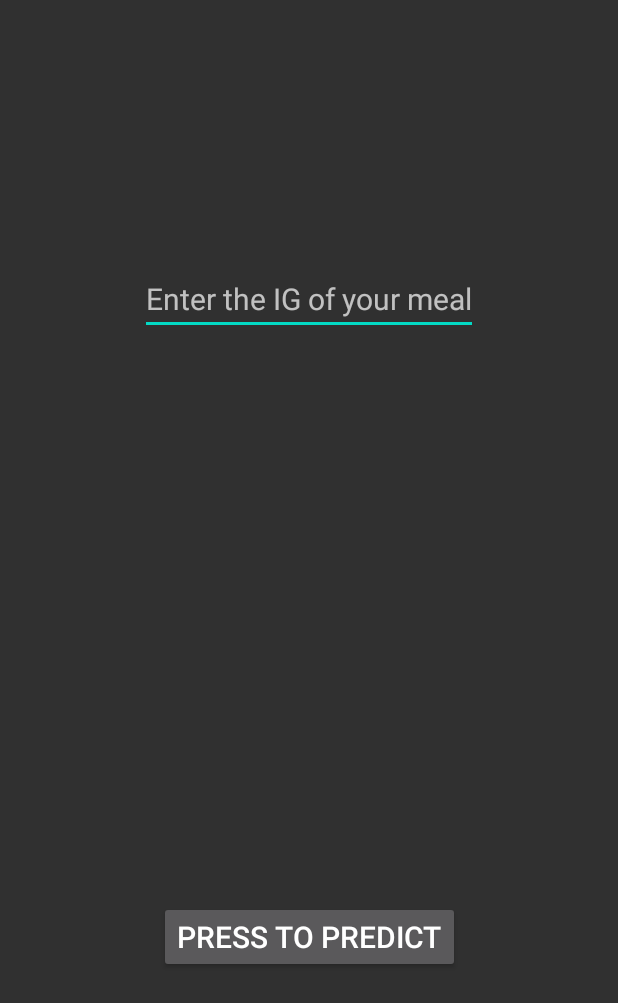
After one commit to cbeniddir/InsuBete_ML, an Android app: the PredictActivity screen opened directly, with no data from a screen before it, on a phone screen of 412 x 824 dp. The commit adds this screen. Shown: the top 1003 px of the screen. Run offline under Robolectric (Android 15) with nearby library versions, the phone set to English and light mode, and no system bars; libraries missing offline, so code that uses them is left out: org.tensorflow.contrib; 1 statement that could not run was skipped.

Commit message:
link prediction

```diff
--- a/app/build.gradle
+++ b/app/build.gradle
@@ -37,4 +37,5 @@ dependencies {
     implementation 'net.sourceforge.jexcelapi:jxl:2.6.12'
     implementation 'com.loopj.android:android-async-http:1.4.10'
     implementation 'com.squareup.picasso:picasso:2.71828'
+    implementation 'org.tensorflow:tensorflow-android:1.13.1'
 }
--- a/app/src/main/AndroidManifest.xml
+++ b/app/src/main/AndroidManifest.xml
@@ -30,6 +30,7 @@
             <activity android:name=".ClarifaiActivity"></activity>
             <activity android:name=".ManualActivity"></activity>
             <activity android:name=".QuantityActivity"></activity>
+            <activity android:name=".PredictActivity"></activity>
 
 
             <provider
--- a/app/src/main/java/com/example/insubete_ml/ClarifaiActivity.java
+++ b/app/src/main/java/com/example/insubete_ml/ClarifaiActivity.java
@@ -74,9 +74,10 @@ public class ClarifaiActivity extends AppCompatActivity {
             //Make prediction for each image in parameters
             for (File image : images) {
                 bitmap = BitmapFactory.decodeFile(image.getPath());
-                Model<Concept> generalModel = client.getDefaultModels().generalModel();
+                Model<Concept> generalModel = client.getDefaultModels().foodModel();
                 PredictRequest<Concept> request = generalModel.predict().withInputs(
-                        ClarifaiInput.forImage(image)
+                        ClarifaiInput.forImage("https://samples.clarifai.com/food.jpg")
+
                 );
                 List<ClarifaiOutput<Concept>> result = request.executeSync().get();
 
--- /dev/null
+++ b/app/src/main/java/com/example/insubete_ml/PredictActivity.java
@@ -0,0 +1,61 @@
+package com.example.insubete_ml;
+
+import android.os.Bundle;
+import android.view.View;
+import android.widget.EditText;
+import android.widget.TextView;
+
+import androidx.appcompat.app.AppCompatActivity;
+import org.tensorflow.contrib.android.TensorFlowInferenceInterface;
+
+import java.math.RoundingMode;
+import java.text.DecimalFormat;
+
+public class PredictActivity extends AppCompatActivity {
+
+    //Path of our model
+    private static final String MODEL_NAME = "file:///android_asset/frozen_linear_regression.pb";
+    //Name of our input node from the graph
+    private static final String INPUT_NODE = "x";
+    //Name of our output node from the graph
+    private static final String OUTPUT_NODE = "y_output";
+    //The shape of our input
+    private static final long[] INPUT_SHAPE = {1L, 1L};
+
+    private static TensorFlowInferenceInterface tensorFlowInferenceInterface;
+
+
+    private EditText editText;
+    private TextView textView;
+
+    @Override
+    protected void onCreate(Bundle savedInstanceState) {
+        super.onCreate(savedInstanceState);
+        setContentView(R.layout.activity_predict);
+
+        editText = findViewById(R.id.edit_text);
+        textView = findViewById(R.id.text_view);
+
+        tensorFlowInferenceInterface = new TensorFlowInferenceInterface(getAssets(), MODEL_NAME);
+    }
+
+    public void pressButton(View view) {
+        float input = Float.parseFloat(editText.getText().toString());
+        String results = performInference(input);
+        textView.setText(results);
+    }
+
+    private String performInference(float input) {
+        float[] floatArray = {input};
+
+        tensorFlowInferenceInterface.feed(INPUT_NODE, floatArray, INPUT_SHAPE);
+        tensorFlowInferenceInterface.run(new String[] {OUTPUT_NODE});
+
+        float[] results = {0.0f};
+        tensorFlowInferenceInterface.fetch(OUTPUT_NODE, results);
+
+        return String.valueOf(Math.round(results[0]));
+
+    }
+
+}
--- /dev/null
+++ b/app/src/main/res/layout/activity_predict.xml
@@ -0,0 +1,43 @@
+<?xml version="1.0" encoding="utf-8"?>
+<androidx.constraintlayout.widget.ConstraintLayout xmlns:android="http://schemas.android.com/apk/res/android"
+    xmlns:app="http://schemas.android.com/apk/res-auto"
+    xmlns:tools="http://schemas.android.com/tools"
+    android:layout_width="match_parent"
+    android:layout_height="match_parent"
+    tools:context=".PredictActivity">
+
+    <EditText
+        android:id="@+id/edit_text"
+        android:layout_width="wrap_content"
+        android:layout_height="wrap_content"
+        android:hint="Enter the IG of your meal"
+        android:inputType="numberDecimal"
+        android:textSize="20sp"
+        app:layout_constraintBottom_toTopOf="@+id/text_view"
+        app:layout_constraintLeft_toLeftOf="parent"
+        app:layout_constraintRight_toRightOf="parent"
+        app:layout_constraintTop_toTopOf="parent" />
+
+    <TextView
+        android:id="@+id/text_view"
+        android:layout_width="wrap_content"
+        android:layout_height="wrap_content"
+        android:textSize="20sp"
+        app:layout_constraintBottom_toTopOf="@+id/button"
+        app:layout_constraintLeft_toLeftOf="parent"
+        app:layout_constraintRight_toRightOf="parent"
+        app:layout_constraintTop_toBottomOf="@+id/edit_text" />
+
+    <Button
+        android:id="@+id/button"
+        android:layout_width="wrap_content"
+        android:layout_height="wrap_content"
+        android:onClick="pressButton"
+        android:text="press to predict"
+        android:textSize="20sp"
+        app:layout_constraintBottom_toBottomOf="parent"
+        app:layout_constraintLeft_toLeftOf="parent"
+        app:layout_constraintRight_toRightOf="parent"
+        app:layout_constraintTop_toBottomOf="@+id/text_view" />
+
+</androidx.constraintlayout.widget.ConstraintLayout>
```
Also changed, not shown: app/src/main/java/com/example/insubete_ml/MainActivity.java (+10 -0 lines), app/src/main/res/layout/activity_main.xml (+15 -4 lines), 3 other files.
